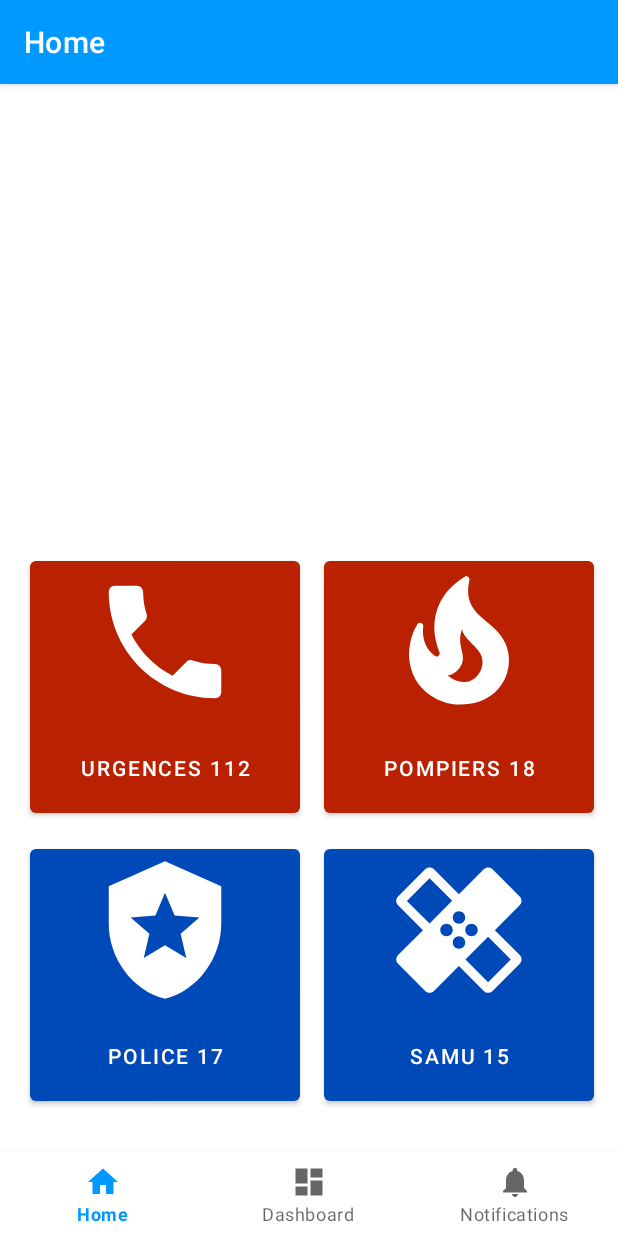
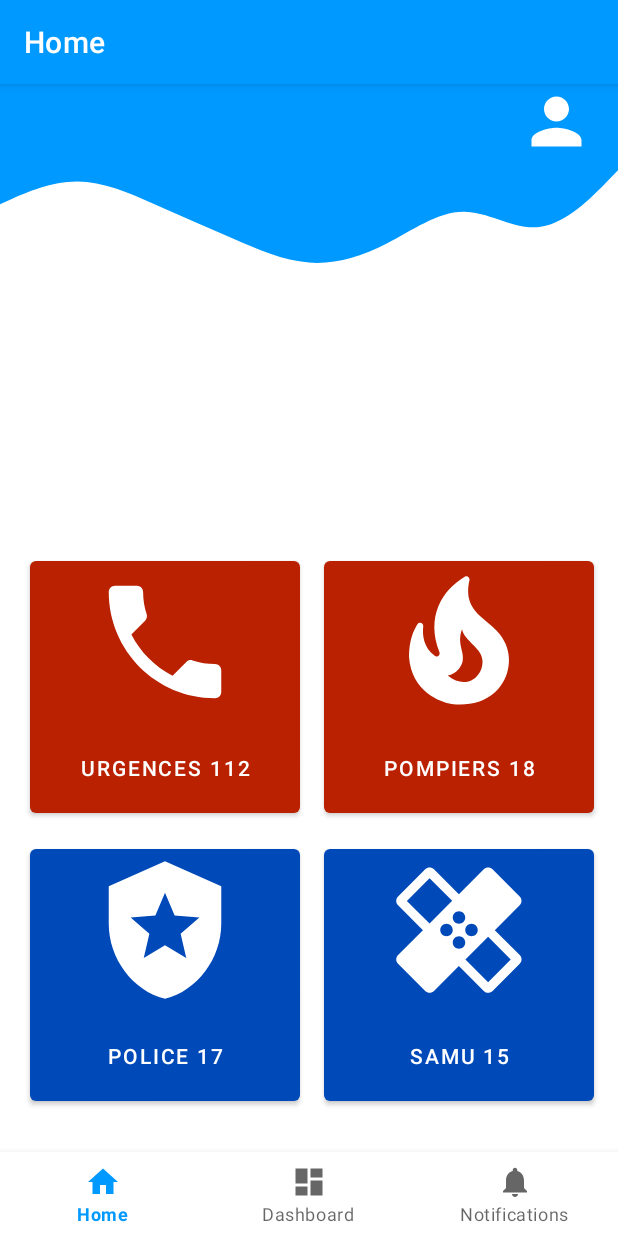
Before and after one commit to Lucas-Pasqualini/Dev-Mobile, an Android app: the HomeFragment screen opened directly, with no data from a screen before it, on a phone screen of 412 x 824 dp. Run offline under Robolectric (Android 15) with nearby library versions, the phone set to English and light mode, and no system bars; our stand-ins replace data binding, navigation-ui.

```diff
--- a/app/src/main/res/layout/fragment_home.xml
+++ b/app/src/main/res/layout/fragment_home.xml
@@ -13,6 +13,13 @@
         android:layout_height="match_parent"
         tools:context=".ui.fragments.home.HomeFragment">
 
+        <androidx.fragment.app.FragmentContainerView
+            android:id="@+id/fragment_header"
+            android:layout_width="match_parent"
+            android:layout_height="wrap_content"
+            android:name="com.shootylife.soscaller.ui.fragments.HeaderFragment"
+            app:layout_constraintStart_toStartOf="parent"
+            app:layout_constraintTop_toTopOf="parent" />
 
         <Button
             android:id="@+id/btn_urgences"
```
